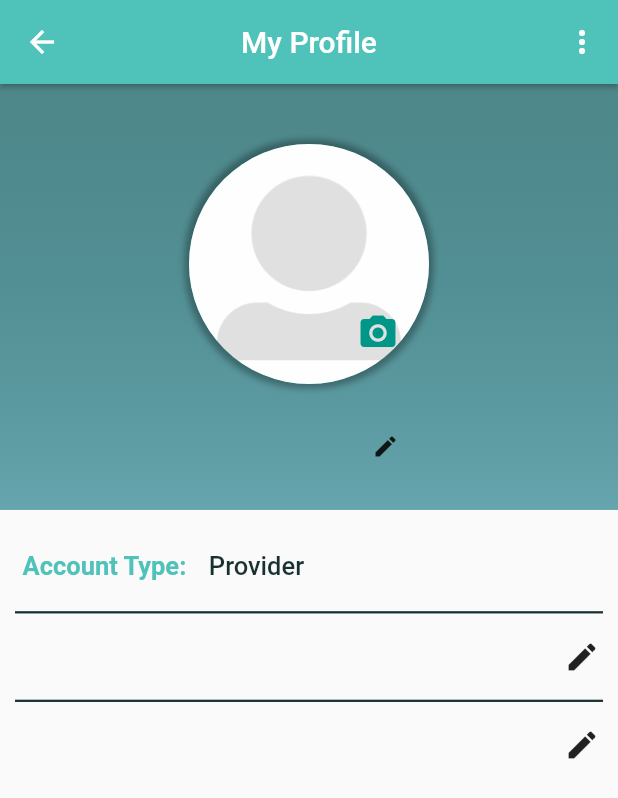
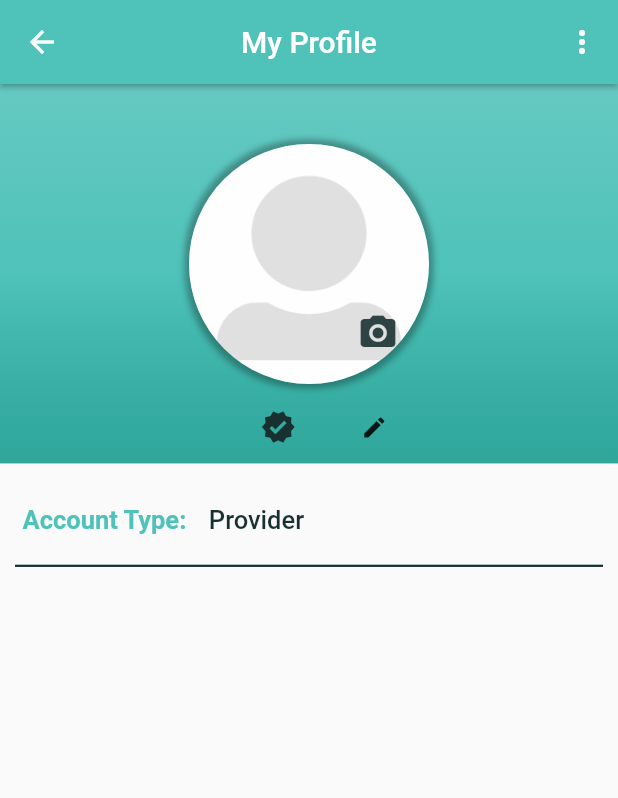
Before and after one commit to Basharalsayyed2000/ServiceProvider, a Flutter app: the ProviderProfilescreen screen opened directly, on a phone screen of 412 x 824 dp. Shown: the top 798 px of the screen. Run offline on Flutter 3.47's test engine with Material 2 defaults, Android fonts, the phone set to English and light mode, and no system bars; drawn by our look-alikes of flutter_progress_hud; our stand-ins replace charts_flutter, cloud_firestore, datetime_picker_formfield, firebase_auth, firebase_storage, flutter_slidable and 6 more; missing offline and left inert: image_downloader; accounts and stored records are empty.

Commit message:
Provider Profile Screen updated

```diff
--- a/lib/MyWidget/ProfileTextFields.dart
+++ b/lib/MyWidget/ProfileTextFields.dart
@@ -9,17 +9,18 @@ class ProfileTextField extends StatefulWidget{
   final TextEditingController controller;
   final String id;
   final String prefix;
+  final bool multiline;
   final bool isUser;
   final bool isusername;
   final bool isPassword;
   final bool edit;
 
   @override
-  ProfileTextField({@required this.controller, this.isUser, this.id, this.prefix, this.isusername, this.edit, this.isPassword});
+  ProfileTextField({@required this.controller, this.multiline, this.isUser, this.id, this.prefix, this.isusername, this.edit, this.isPassword});
 
   @override
   State<StatefulWidget> createState(){
-    return _ProfileTextField(controller: controller, isUser: isUser, id: id, prefix: prefix, isusername: (isusername == null)? false : isusername, edit: (this.edit == null) ? false : this.edit, isPassword: (this.isPassword == null) ? false : this.isPassword);
+    return _ProfileTextField(controller: controller, multiline: (multiline == null)? false : multiline, isUser: isUser, id: id, prefix: prefix, isusername: (isusername == null)? false : isusername, edit: (this.edit == null) ? false : this.edit, isPassword: (this.isPassword == null) ? false : this.isPassword);
   }
 
 }
@@ -34,13 +35,14 @@ class _ProfileTextField extends State<ProfileTextField>{
   final TextEditingController controller;
   final String id;
   final String prefix;
+  final bool multiline;
   final bool isUser;
   final bool isusername;
   final bool isPassword;
   final bool edit;
 
   @override
-  _ProfileTextField({@required this.controller, this.isUser, this.id, this.prefix, this.isusername, this.edit, this.isPassword});
+  _ProfileTextField({@required this.controller, this.multiline, this.isUser, this.id, this.prefix, this.isusername, this.edit, this.isPassword});
 
   @override
   void initState() {
@@ -55,6 +57,13 @@ class _ProfileTextField extends State<ProfileTextField>{
       child: Row(
       mainAxisAlignment: MainAxisAlignment.center,
       children: [
+
+        (!isUser)?
+          Expanded(
+            flex: 1,
+            child: Icon(Icons.verified, color: KprimaryColorDark,))
+            : null,
+
         (isusername == false) ?
           Expanded(
             child: textField(),
@@ -63,6 +72,7 @@ class _ProfileTextField extends State<ProfileTextField>{
           :
 
           Expanded(
+            flex: 60,
             child: textFieldF(FontWeight.bold, 20),
           ),
 
@@ -126,6 +136,9 @@ class _ProfileTextField extends State<ProfileTextField>{
             obscureText: isPassword,
             focusNode: focusNode,
 
+            maxLines: multiline? 3 : 1,
+            minLines: multiline? 3 : 1,
+
             style: TextStyle(
               color: KprimaryColorDark,
               fontSize: fontSize,
--- a/lib/Screens/Provider/ProfilePage.dart
+++ b/lib/Screens/Provider/ProfilePage.dart
@@ -29,9 +29,18 @@ class _ProviderProfilescreenState extends State<ProviderProfilescreen> {
   String imageUrl;
   var providerDocument;
 
+  String _providerType = "Electrician";
+  String _phone = "+961 70 223 200";
+  var _address = ["Lebanon", "Tripoli", "Maarad"];
+  var _description;
+  //String _description = "I am a Electrician graduate at the Beirut Arabic University in Beirut.";
+  //String _gallery = "Electrician";
+
+
   TextEditingController _username;
   TextEditingController _accountType;
   TextEditingController _email;
+  TextEditingController _phoneNb;
   TextEditingController _password;
 
   @override
@@ -100,11 +109,18 @@ class _ProviderProfilescreenState extends State<ProviderProfilescreen> {
             if (providerDocument[KProviderName] != null)
               _username =TextEditingController(text: "${providerDocument[KProviderName]}");
 
-            if (providerDocument[KProviderEmail] != null)
-              _email =TextEditingController(text: "${providerDocument[KProviderEmail]}");
+            // if (providerDocument[KProviderEmail] != null)
+            //   _email =TextEditingController(text: "${providerDocument[KProviderEmail]}");
 
-            if (providerDocument[KProviderPassword] != null)
-              _password = TextEditingController(text: "${providerDocument[KProviderPassword]}");
+            // if (providerDocument[KProviderPhoneNumber] != null)
+            //   _phoneNb =TextEditingController(text: "${providerDocument[KProviderPhoneNumber]}");
+
+            // if (providerDocument[KProviderPassword] != null)
+            //   _password = TextEditingController(text: "${providerDocument[KProviderPassword]}");
+
+            if (providerDocument[KProviderDescription] != null) {
+              _description = providerDocument[KProviderDescription];
+            }
 
             return ProgressHUD(
               child: GestureDetector(
@@ -119,11 +135,11 @@ class _ProviderProfilescreenState extends State<ProviderProfilescreen> {
                           begin: Alignment.topCenter,
                           end: Alignment.bottomCenter,
                           colors: [
-                            // KprimaryColor.withOpacity(0.87),
-                            // KprimaryColor,
-                            // KsecondaryColor.withOpacity(.82)
-                            Color.fromRGBO(6, 87, 91, 1).withOpacity(.7),
-                            Color.fromRGBO(102, 165, 173, 1),
+                            KprimaryColor.withOpacity(0.87),
+                            KprimaryColor,
+                            KsecondaryColor.withOpacity(.82)
+                            // Color.fromRGBO(6, 87, 91, 1).withOpacity(.7),
+                            // Color.fromRGBO(102, 165, 173, 1),
                           ]
                         )
                       ),
@@ -168,7 +184,7 @@ class _ProviderProfilescreenState extends State<ProviderProfilescreen> {
                                   },
                                   child: Icon(
                                     Icons.camera_alt,
-                                    color: Colors.teal,
+                                    color: KprimaryColorDark.withOpacity(.89),
                                     size: 28.0,
                                   )
                                 ),
@@ -177,8 +193,8 @@ class _ProviderProfilescreenState extends State<ProviderProfilescreen> {
                           )),
 
                           Container(
-                            padding: EdgeInsets.symmetric(vertical: 18),
-                            margin: EdgeInsets.only(left: 50),
+                            padding: EdgeInsets.only(top: 5),
+                            margin: EdgeInsets.only(left: 35),
                             child: ProfileTextField(
                               isUser: false,
                               isusername: true,
@@ -191,6 +207,8 @@ class _ProviderProfilescreenState extends State<ProviderProfilescreen> {
                             //   style: TextStyle(fontWeight: FontWeight.bold, fontSize: 20),
                             // ),
                           ),
+
+
 
                           // SizedBox(
                           //   height: MediaQuery.of(context).size.height * 0.0185,
@@ -215,13 +233,28 @@ class _ProviderProfilescreenState extends State<ProviderProfilescreen> {
                       endIndent: 10,
                     ),
 
-                    Container(
+                    /*Container(
                       margin: EdgeInsets.symmetric(vertical: 5),
                       child: ProfileTextField(
                         controller: _email,
                         prefix: "E-mail",
-                        edit: true,
                         id: _userId,
+                      ),
+                    ),
+
+                    Divider(
+                      color: KprimaryColorDark,
+                      height: 1,
+                      thickness: 1.5,
+                      indent: 10,
+                      endIndent: 10,
+                    ),
+
+                    Container(
+                      margin: EdgeInsets.symmetric(vertical: 5),
+                      child: ProfileTextField(
+                        controller: _phoneNb,
+                        prefix: "Phone-number",
                       ),
                     ),
 
@@ -238,10 +271,19 @@ class _ProviderProfilescreenState extends State<ProviderProfilescreen> {
                       child: ProfileTextField(
                         controller: _password,
                         prefix: "Password",
-                        edit: true,
                         isPassword: true,
                       ),
-                    ),
+                    ),*/
+                    SizedBox(
+                      height: MediaQuery.of(context).size.height/3,
+                      child: Container(
+                        padding: EdgeInsets.all(18),
+                        child: Text(
+                          _description,
+                          style: Theme.of(context).textTheme.subtitle1
+                        ),
+                      ),
+                    )
 
                     // Divider(
                     //   color: KprimaryColorDark,
--- a/lib/Screens/User/ProfilePage.dart
+++ b/lib/Screens/User/ProfilePage.dart
@@ -197,9 +197,9 @@ class _UserProfilescreenState extends State<UserProfilescreen> {
                                   child: ProfileTextField(
                                     isUser: true,
                                     isusername: true,
-                                    edit: true,
                                     controller: _username,
                                     id: _userId,
+                                    edit: true,
                                   )
                                   // Text(
                                   //   '${userDocument[KUserName]}',
@@ -234,7 +234,6 @@ class _UserProfilescreenState extends State<UserProfilescreen> {
                           child: ProfileTextField(
                             controller: _email,
                             prefix: "E-mail",
-                            edit: true,
                             id: _userId,
                           ),
                         ),
@@ -252,7 +251,6 @@ class _UserProfilescreenState extends State<UserProfilescreen> {
                           child: ProfileTextField(
                             controller: _password,
                             prefix: "Password",
-                            edit: true,
                             isPassword: true,
                           ),
                         ),
--- a/lib/main.dart
+++ b/lib/main.dart
@@ -1,8 +1,10 @@
+import 'package:firebase_auth/firebase_auth.dart';
 import 'package:flutter/material.dart';
 import 'package:service_provider/Screens/Admin/AdminHome.dart';
 import 'package:service_provider/Screens/Provider/AdditionalInfo.dart';
 import 'package:service_provider/Screens/Provider/AvailableJobs.dart';
 import 'package:service_provider/Screens/Provider/JobDetails.dart';
+import 'package:service_provider/Screens/Provider/ProfilePage.dart';
 import 'package:service_provider/Screens/Provider/ProviderHome.dart';
 import 'package:service_provider/Screens/Provider/ProviderLoginScreen.dart';
 import 'package:service_provider/Screens/Provider/ProviderSignUpScreen.dart';
@@ -38,6 +40,7 @@ main() {
 class MyApp extends StatelessWidget {
   @override
   Widget build(BuildContext context) {
+
     return MaterialApp(
       debugShowCheckedModeBanner: false,
       initialRoute: SplashScreen.id,
@@ -61,6 +64,7 @@ class MyApp extends StatelessWidget {
         AdminHome.id: (context) => AdminHome(),
         ManageService.id: (context) => ManageService(),
         UserProfilescreen.id: (context) => UserProfilescreen(),
+        ProviderProfilescreen.id: (context) => ProviderProfilescreen(),
         RecommendedProviders.id: (context) => RecommendedProviders(),
         MyBooks.id: (context) => MyBooks(),
         UserSignUpScreen.id: (context) => UserSignUpScreen(),
```
